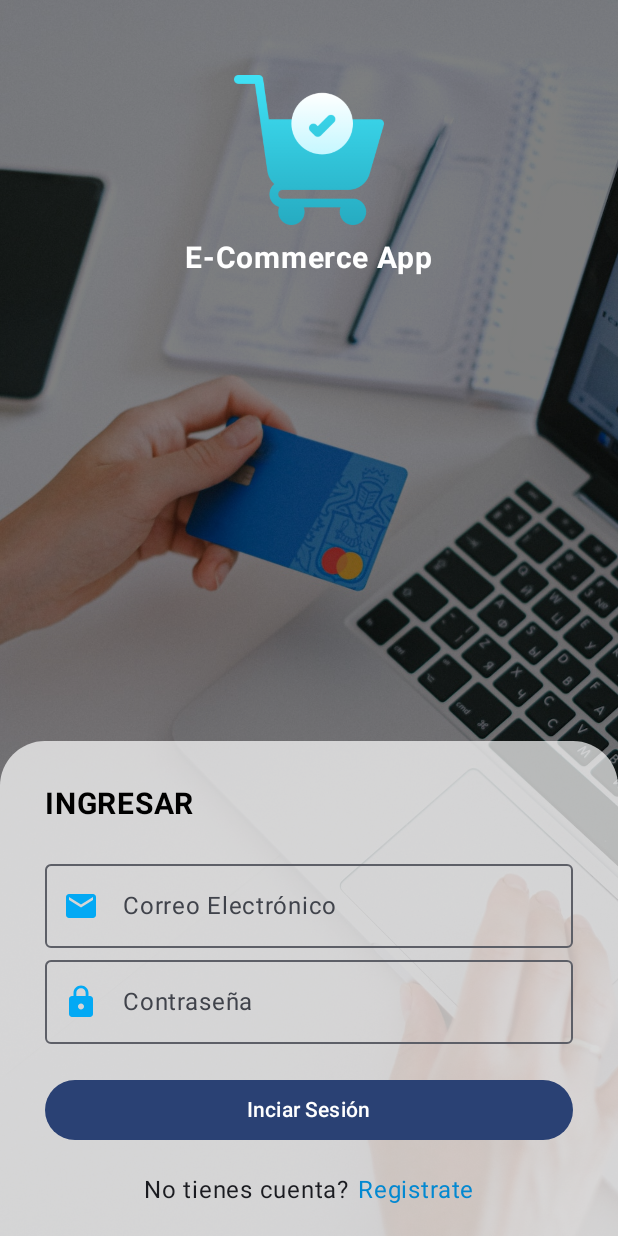
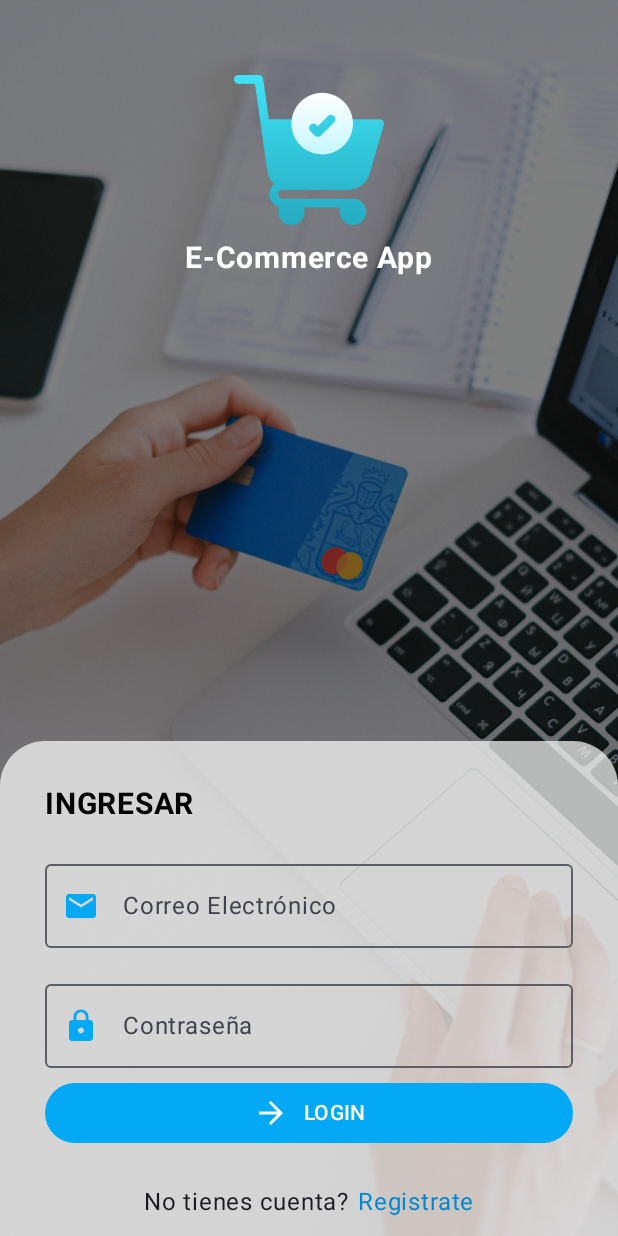
Before and after one commit to AntonioWalls/Fenster, an Android app built with Jetpack Compose: the screen it shows after launch (MainActivity), on a phone screen of 412 x 824 dp. Run offline under Robolectric (Android 15) with nearby library versions, the phone set to English and light mode, and no system bars.

Commit message:
Navigation configs

```diff
--- a/app/build.gradle.kts
+++ b/app/build.gradle.kts
@@ -49,6 +49,10 @@ dependencies {
     implementation(libs.androidx.ui.graphics)
     implementation(libs.androidx.ui.tooling.preview)
     implementation(libs.androidx.material3)
+
+
+    implementation(libs.androidx.navigation.compose)
+
     testImplementation(libs.junit)
     androidTestImplementation(libs.androidx.junit)
     androidTestImplementation(libs.androidx.espresso.core)
--- a/app/src/main/java/com/antoniowalls/fenstermvvm/presentation/MainActivity.kt
+++ b/app/src/main/java/com/antoniowalls/fenstermvvm/presentation/MainActivity.kt
@@ -39,13 +39,17 @@ import androidx.compose.ui.text.font.FontWeight
 import androidx.compose.ui.tooling.preview.Preview
 import androidx.compose.ui.unit.dp
 import androidx.compose.ui.unit.sp
+import androidx.navigation.NavHostController
+import androidx.navigation.compose.rememberNavController
 import com.antoniowalls.fenstermvvm.R
+import com.antoniowalls.fenstermvvm.presentation.navigation.graph.RootNavGraph
 import com.antoniowalls.fenstermvvm.presentation.screens.auth.login.LoginScreen
 import com.antoniowalls.fenstermvvm.ui.theme.Blue500
 import com.antoniowalls.fenstermvvm.ui.theme.Blue700
 import com.antoniowalls.fenstermvvm.ui.theme.FensterMVVMTheme
 
 class MainActivity : ComponentActivity() {
+    private lateinit var navController: NavHostController
     override fun onCreate(savedInstanceState: Bundle?) {
         super.onCreate(savedInstanceState)
         enableEdgeToEdge()
@@ -56,7 +60,8 @@ class MainActivity : ComponentActivity() {
                     modifier = Modifier.fillMaxSize(),
                     color = MaterialTheme.colorScheme.background
                 ) {
-                    LoginScreen()
+                    navController = rememberNavController()
+                    RootNavGraph(navController = navController)
                 }
             }
         }
--- /dev/null
+++ b/app/src/main/java/com/antoniowalls/fenstermvvm/presentation/components/DefaultButton.kt
@@ -0,0 +1,41 @@
+package com.antoniowalls.fenstermvvm.presentation.components
+
+import androidx.compose.foundation.layout.Spacer
+import androidx.compose.foundation.layout.width
+import androidx.compose.material.icons.Icons
+import androidx.compose.material.icons.filled.ArrowForward
+import androidx.compose.material3.Button
+import androidx.compose.material3.ButtonDefaults
+import androidx.compose.material3.Icon
+import androidx.compose.material3.Text
+import androidx.compose.runtime.Composable
+import androidx.compose.ui.Modifier
+import androidx.compose.ui.graphics.Color
+import androidx.compose.ui.graphics.vector.ImageVector
+import androidx.compose.ui.unit.dp
+import com.antoniowalls.fenstermvvm.ui.theme.Blue500
+
+@Composable
+fun DefaultButton(
+    modifier: Modifier,
+    text: String,
+    onClick: () -> Unit,
+    color: Color = Blue500,
+    icon: ImageVector = Icons.Default.ArrowForward,
+){
+    Button(
+        modifier = modifier,
+        onClick = { onClick() },
+        colors = ButtonDefaults.buttonColors(
+            containerColor = color
+        )
+    ) {
+        Icon(
+            imageVector = icon,
+            contentDescription = ""
+        )
+        Spacer(modifier = Modifier.width(10.dp))
+        Text(text = text)
+    }
+
+}
--- /dev/null
+++ b/app/src/main/java/com/antoniowalls/fenstermvvm/presentation/components/DefaultTextField.kt
@@ -0,0 +1,45 @@
+package com.antoniowalls.fenstermvvm.presentation.components
+
+import androidx.compose.foundation.layout.fillMaxWidth
+import androidx.compose.foundation.text.KeyboardOptions
+import androidx.compose.material.icons.Icons
+import androidx.compose.material.icons.filled.Email
+import androidx.compose.material3.Icon
+import androidx.compose.material3.OutlinedTextField
+import androidx.compose.material3.Text
+import androidx.compose.runtime.Composable
+import androidx.compose.ui.Modifier
+import androidx.compose.ui.graphics.vector.ImageVector
+import androidx.compose.ui.text.input.KeyboardType
+import com.antoniowalls.fenstermvvm.ui.theme.Blue500
+
+@Composable
+fun DefaultTextField(
+    modifier: Modifier,
+    value: String,
+    onValueChange: (value: String) -> Unit,
+    label: String,
+    icon: ImageVector,
+    keyboardType: KeyboardType = KeyboardType.Text,
+){
+    OutlinedTextField(
+        modifier = modifier,
+        value = value,
+        onValueChange = {text->
+            onValueChange(text)
+        },
+        label = {
+            Text(text=label)
+        },
+        leadingIcon = {
+            Icon(
+                imageVector = icon,
+                contentDescription = "",
+                tint = Blue500
+            )
+        },
+        keyboardOptions = KeyboardOptions(
+            keyboardType = keyboardType
+        )
+    )
+}
--- /dev/null
+++ b/app/src/main/java/com/antoniowalls/fenstermvvm/presentation/navigation/Graph.kt
@@ -0,0 +1,8 @@
+package com.antoniowalls.fenstermvvm.presentation.navigation
+
+object Graph {
+
+    const val ROOT = "root_graph" //grafico de navegacion padre
+    const val AUTH = "auth_graph" //grafico de navegacion de autenticacion
+
+}
--- /dev/null
+++ b/app/src/main/java/com/antoniowalls/fenstermvvm/presentation/navigation/graph/AuthNavGraph.kt
@@ -0,0 +1,24 @@
+package com.antoniowalls.fenstermvvm.presentation.navigation.graph
+
+import androidx.navigation.NavGraphBuilder
+import androidx.navigation.NavHostController
+import androidx.navigation.compose.composable
+import androidx.navigation.compose.navigation
+import com.antoniowalls.fenstermvvm.presentation.navigation.Graph
+import com.antoniowalls.fenstermvvm.presentation.navigation.screen.AuthScreen
+import com.antoniowalls.fenstermvvm.presentation.screens.auth.login.LoginScreen
+import com.antoniowalls.fenstermvvm.presentation.screens.auth.register.RegisterScreen
+
+fun NavGraphBuilder.AuthNavGraph(navController: NavHostController){
+    navigation(
+        route = Graph.AUTH,
+        startDestination = AuthScreen.Login.route
+    ){
+        composable(route = AuthScreen.Login.route) {
+            LoginScreen(navController)
+        }
+        composable(route = AuthScreen.Register.route) {
+            RegisterScreen()
+        }
+    }
+}
--- /dev/null
+++ b/app/src/main/java/com/antoniowalls/fenstermvvm/presentation/navigation/graph/RootNavGraph.kt
@@ -0,0 +1,18 @@
+package com.antoniowalls.fenstermvvm.presentation.navigation.graph
+
+import androidx.compose.runtime.Composable
+import androidx.navigation.NavHostController
+import androidx.navigation.compose.NavHost
+import com.antoniowalls.fenstermvvm.presentation.navigation.Graph
+
+@Composable
+fun RootNavGraph(navController: NavHostController){
+    NavHost(
+        navController = navController,
+        route = Graph.ROOT,
+        startDestination = Graph.AUTH
+    ){
+        AuthNavGraph(navController = navController)
+    }
+
+}
--- /dev/null
+++ b/app/src/main/java/com/antoniowalls/fenstermvvm/presentation/navigation/screen/AuthScreen.kt
@@ -0,0 +1,6 @@
+package com.antoniowalls.fenstermvvm.presentation.navigation.screen
+
+sealed class AuthScreen(val route: String) {
+    object Login: AuthScreen("login")
+    object Register: AuthScreen("register")
+}
--- a/app/src/main/java/com/antoniowalls/fenstermvvm/presentation/screens/auth/login/LoginScreen.kt
+++ b/app/src/main/java/com/antoniowalls/fenstermvvm/presentation/screens/auth/login/LoginScreen.kt
@@ -2,13 +2,14 @@ package com.antoniowalls.fenstermvvm.presentation.screens.auth.login
 
 import androidx.compose.material3.Scaffold
 import androidx.compose.runtime.Composable
+import androidx.navigation.NavHostController
 import com.antoniowalls.fenstermvvm.presentation.screens.auth.login.components.LoginContent
 
 @Composable
-fun LoginScreen(){
+fun LoginScreen(navController: NavHostController){
     Scaffold(
 
     ) { paddingValues->
-        LoginContent(paddingValues)
+        LoginContent(navController = navController,paddingValues)
     }
 }
--- a/app/src/main/java/com/antoniowalls/fenstermvvm/presentation/screens/auth/login/components/LoginContent.kt
+++ b/app/src/main/java/com/antoniowalls/fenstermvvm/presentation/screens/auth/login/components/LoginContent.kt
@@ -1,6 +1,7 @@
 package com.antoniowalls.fenstermvvm.presentation.screens.auth.login.components
 
 import androidx.compose.foundation.Image
+import androidx.compose.foundation.clickable
 import androidx.compose.foundation.layout.Arrangement
 import androidx.compose.foundation.layout.Box
 import androidx.compose.foundation.layout.Column
@@ -31,14 +32,19 @@ import androidx.compose.ui.graphics.ColorMatrix
 import androidx.compose.ui.layout.ContentScale
 import androidx.compose.ui.res.painterResource
 import androidx.compose.ui.text.font.FontWeight
+import androidx.compose.ui.text.input.KeyboardType
 import androidx.compose.ui.unit.dp
 import androidx.compose.ui.unit.sp
+import androidx.navigation.NavHostController
 import com.antoniowalls.fenstermvvm.R
+import com.antoniowalls.fenstermvvm.presentation.components.DefaultButton
+import com.antoniowalls.fenstermvvm.presentation.components.DefaultTextField
+import com.antoniowalls.fenstermvvm.presentation.navigation.screen.AuthScreen
 import com.antoniowalls.fenstermvvm.ui.theme.Blue500
 import com.antoniowalls.fenstermvvm.ui.theme.Blue700
 
 @Composable
-fun LoginContent(paddingValues: PaddingValues){
+fun LoginContent(navController: NavHostController, paddingValues: PaddingValues){
 
     Box(
         modifier = Modifier.fillMaxSize()
@@ -99,46 +105,34 @@ fun LoginContent(paddingValues: PaddingValues){
                         fontSize = 20.sp,
                         color = Color.Black
                     )
-                    OutlinedTextField(
+                    DefaultTextField(
                         modifier = Modifier.fillMaxWidth(),
                         value = "",
                         onValueChange = {},
-                        label = {
-                            Text(text="Correo Electrónico")
-                        },
-                        leadingIcon = {
-                            Icon(
-                                imageVector = Icons.Default.Email,
-                                contentDescription = "",
-                                tint = Blue500
-                            )
-                        }
+                        label = "Correo Electrónico",
+                        icon = Icons.Default.Email,
+                        keyboardType = KeyboardType.Email
                     )
-                    OutlinedTextField(
+                    Spacer(
+                        modifier = Modifier.height(16.dp)
+                    )
+                    DefaultTextField(
                         modifier = Modifier.fillMaxWidth(),
                         value = "",
                         onValueChange = {},
-                        label = {
-                            Text(text="Contraseña")
-                        },
-                        leadingIcon = {
-                            Icon(
-                                imageVector = Icons.Default.Lock,
-                                contentDescription = "",
-                                tint = Blue500
-                            )
-                        }
+                        label = "Contraseña",
+                        icon = Icons.Default.Lock,
+                        keyboardType = KeyboardType.Password
                     )
-                    Button(
+                    Spacer(modifier = Modifier.height(10.dp))
+                    DefaultButton(
                         modifier = Modifier
                             .fillMaxWidth()
-                            .padding(top=20.dp),
-                        onClick = {},
-
-                        ) {
-                        Text("Inciar Sesión")
-
-                    }
+                            .height(40.dp),
+                        onClick = { /*TODO*/ },
+                        text = "LOGIN",
+                    )
+                    Spacer(modifier = Modifier.height(10.dp))
                     Row(
                         modifier = Modifier
                             .fillMaxWidth()
@@ -148,6 +142,10 @@ fun LoginContent(paddingValues: PaddingValues){
                         Text(text="No tienes cuenta?")
                         Spacer(modifier = Modifier.width(6.dp))
                         Text(
+                            modifier = Modifier
+                                .clickable {
+                                    navController.navigate(route = AuthScreen.Register.route)
+                                },
                             text = "Registrate",
                             color = Blue700
                         )
--- /dev/null
+++ b/app/src/main/java/com/antoniowalls/fenstermvvm/presentation/screens/auth/register/RegisterScreen.kt
@@ -0,0 +1,18 @@
+package com.antoniowalls.fenstermvvm.presentation.screens.auth.register
+
+import androidx.compose.foundation.layout.padding
+import androidx.compose.material3.Scaffold
+import androidx.compose.material3.Text
+import androidx.compose.runtime.Composable
+import androidx.compose.ui.Modifier
+
+@Composable
+fun RegisterScreen(){
+
+    Scaffold { paddingValues ->
+        Text(
+            modifier = Modifier.padding(paddingValues),
+            text="RegisterScreen"
+        )
+    }
+}
--- a/gradle/libs.versions.toml
+++ b/gradle/libs.versions.toml
@@ -8,9 +8,11 @@ espressoCore = "3.6.1"
 lifecycleRuntimeKtx = "2.9.0"
 activityCompose = "1.10.1"
 composeBom = "2024.09.00"
+navigationCompose = "2.9.0"
 
 [libraries]
 androidx-core-ktx = { group = "androidx.core", name = "core-ktx", version.ref = "coreKtx" }
+androidx-navigation-compose = { module = "androidx.navigation:navigation-compose", version.ref = "navigationCompose" }
 junit = { group = "junit", name = "junit", version.ref = "junit" }
 androidx-junit = { group = "androidx.test.ext", name = "junit", version.ref = "junitVersion" }
 androidx-espresso-core = { group = "androidx.test.espresso", name = "espresso-core", version.ref = "espressoCore" }
```
